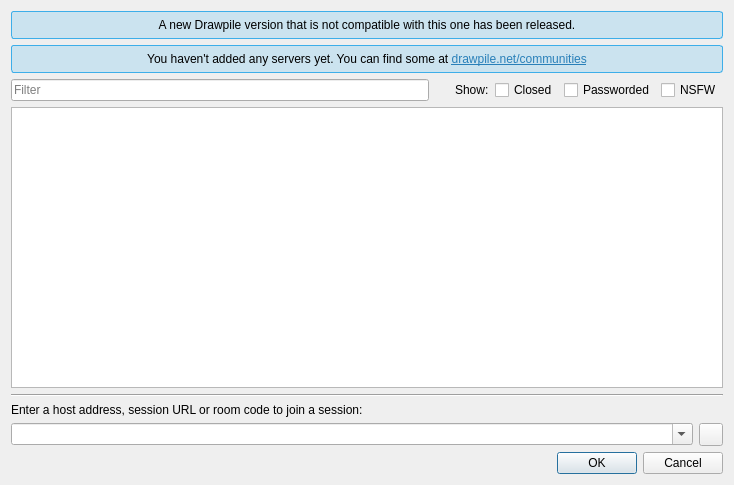
Before: the Qt Designer form src/desktop/ui/joindialog.ui in drawpile/Drawpile, drawn with Qt 5.
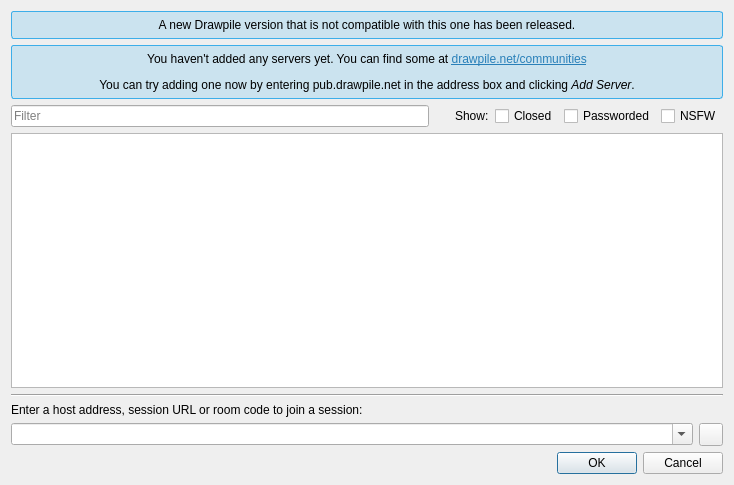
After: the same form once the commit is applied. Icons and pictures are not drawn.

Commit message: Add list server adding hint

```diff
--- a/src/desktop/ui/joindialog.ui
+++ b/src/desktop/ui/joindialog.ui
@@ -44,7 +44,7 @@
 padding: 6px;</string>
      </property>
      <property name="text">
-      <string>&lt;html&gt;&lt;head/&gt;&lt;body&gt;&lt;p&gt;You haven't added any servers yet. You can find some at &lt;a href=&quot;https://drawpile.net/communities/&quot;&gt;&lt;span style=&quot; text-decoration: underline; color:#2980b9;&quot;&gt;drawpile.net/communities&lt;/span&gt;&lt;/a&gt;&lt;/p&gt;&lt;/body&gt;&lt;/html&gt;</string>
+      <string>&lt;html&gt;&lt;head/&gt;&lt;body&gt;&lt;p&gt;You haven't added any servers yet. You can find some at &lt;a href=&quot;https://drawpile.net/communities/&quot;&gt;&lt;span style=&quot; text-decoration: underline; color:#2980b9;&quot;&gt;drawpile.net/communities&lt;/span&gt;&lt;/a&gt;&lt;/p&gt;&lt;p&gt;You can try adding one now by entering pub.drawpile.net in the address box and clicking &lt;span style=&quot; font-style:italic;&quot;&gt;Add Server&lt;/span&gt;.&lt;/p&gt;&lt;/body&gt;&lt;/html&gt;</string>
      </property>
      <property name="alignment">
       <set>Qt::AlignCenter</set>
```
The commit also changes 1 other file.
